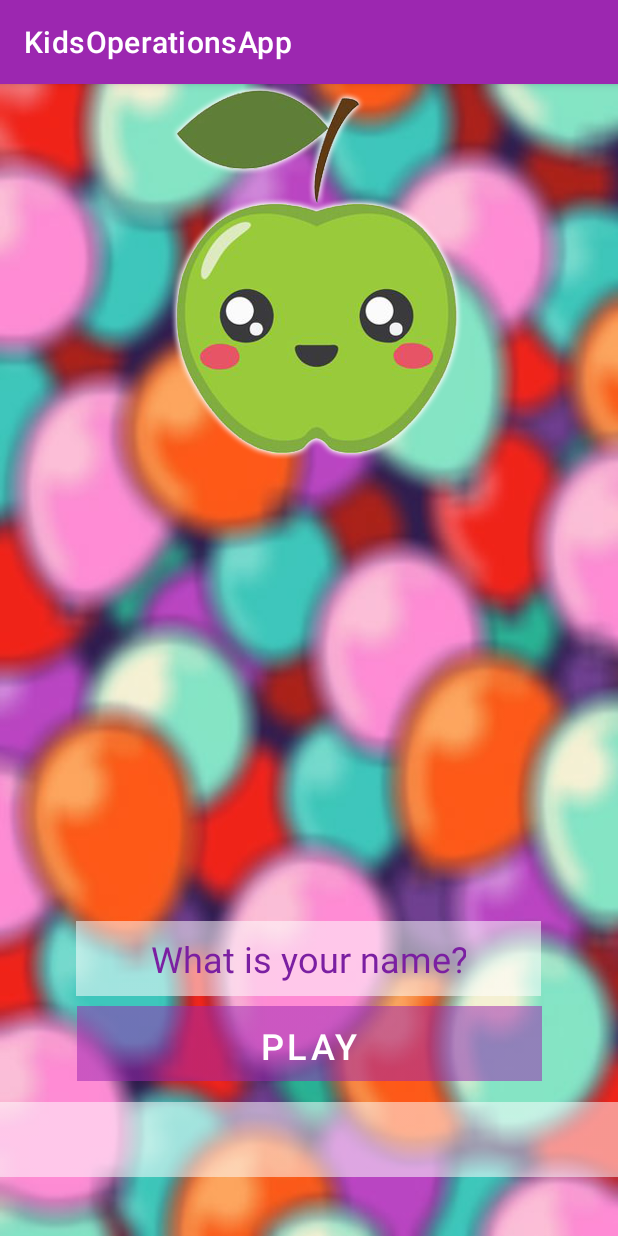
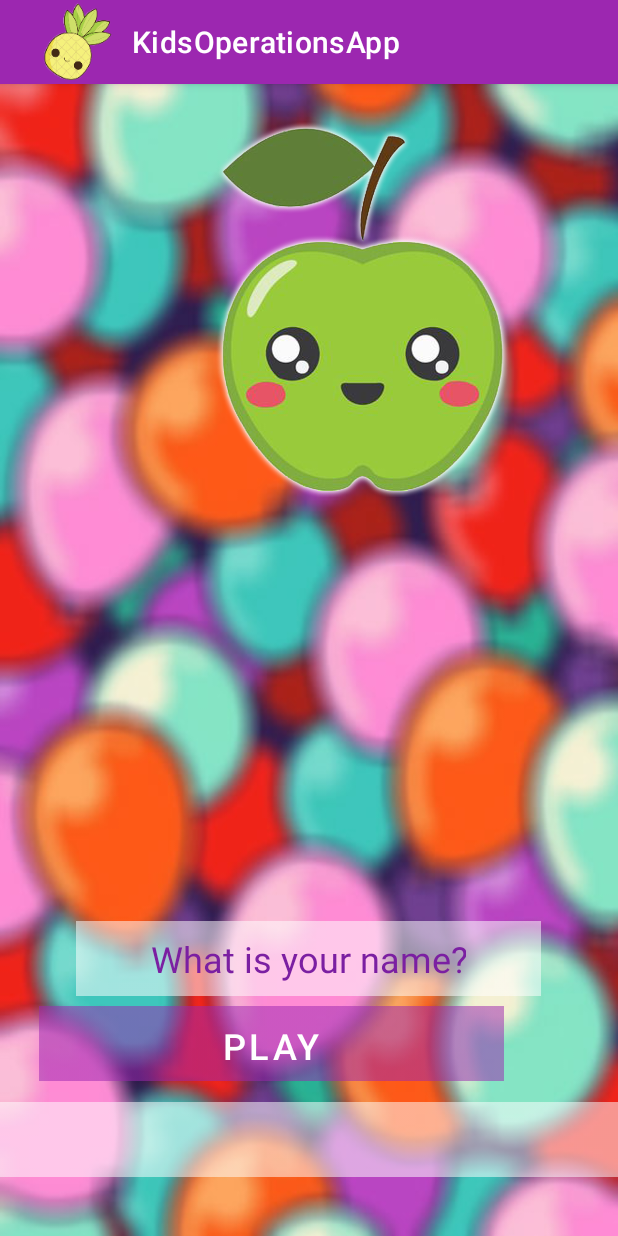
Before and after one commit to YassineMarroun/BuildingAndroid2.0, an Android app: the screen it shows after launch (MainActivity), on a phone screen of 412 x 824 dp. Run offline under Robolectric (Android 15) with nearby library versions, the phone set to English and light mode, and no system bars.

Commit message:
Starting to code the logic side

```diff
--- a/01.KidsOperationsApp/app/src/main/java/com/yassine/kidsoperationsapp/MainActivity.kt
+++ b/01.KidsOperationsApp/app/src/main/java/com/yassine/kidsoperationsapp/MainActivity.kt
@@ -2,10 +2,43 @@ package com.yassine.kidsoperationsapp
 
 import androidx.appcompat.app.AppCompatActivity
 import android.os.Bundle
+import android.widget.EditText
+import android.widget.ImageView
+import android.widget.TextView
 
 class MainActivity : AppCompatActivity() {
+
+
+
     override fun onCreate(savedInstanceState: Bundle?) {
         super.onCreate(savedInstanceState)
         setContentView(R.layout.activity_main)
+
+        var ivCharacter = findViewById<ImageView>(R.id.imageView_Character)
+        var etName = findViewById<EditText>(R.id.txt_name)
+        var tvBestScore = findViewById<TextView>(R.id.textView_BestScore)
+
+        supportActionBar?.setDisplayShowHomeEnabled(true)
+        supportActionBar?.setIcon(R.mipmap.ic_launcher)
+
+        var randomNumber = Math.random() * 10
+        var id: Int
+
+        if (randomNumber == 0.toDouble() || randomNumber == 10.toDouble()) {
+            id = resources.getIdentifier("mango", "drawable", packageName)
+            ivCharacter.setImageResource(id)
+        } else if (randomNumber == 1.toDouble() || randomNumber == 9.toDouble()) {
+            id = resources.getIdentifier("fresa", "drawable", packageName)
+            ivCharacter.setImageResource(id)
+        } else if (randomNumber == 2.toDouble() || randomNumber == 8.toDouble()) {
+            id = resources.getIdentifier("manzana", "drawable", packageName)
+            ivCharacter.setImageResource(id)
+        } else if (randomNumber == 3.toDouble() || randomNumber == 7.toDouble()) {
+            id = resources.getIdentifier("sandia", "drawable", packageName)
+            ivCharacter.setImageResource(id)
+        } else if (randomNumber == 4.toDouble() || randomNumber == 5.toDouble() || randomNumber == 6.toDouble()) {
+            id = resources.getIdentifier("mango", "drawable", packageName)
+            ivCharacter.setImageResource(id)
+        }
     }
 }
--- a/01.KidsOperationsApp/app/src/main/res/layout/activity_main.xml
+++ b/01.KidsOperationsApp/app/src/main/res/layout/activity_main.xml
@@ -14,8 +14,8 @@
         android:layout_alignParentTop="true"
         android:layout_alignParentEnd="true"
         android:layout_centerInParent="true"
-        android:layout_marginTop="0dp"
-        android:layout_marginEnd="80dp"
+        android:layout_marginTop="25dp"
+        android:layout_marginEnd="49dp"
         android:contentDescription="@string/app_name"
         app:srcCompat="@drawable/manzana"
         tools:ignore="ImageContrastCheck" />
@@ -25,10 +25,12 @@
         android:layout_width="310dp"
         android:layout_height="50dp"
         android:layout_alignParentBottom="true"
-        android:layout_centerHorizontal="true"
+        android:layout_centerInParent="true"
+        android:layout_centerVertical="true"
         android:layout_marginBottom="160dp"
         android:background="@drawable/fondoet"
         android:ems="10"
+        android:gravity="center_vertical"
         android:hint="@string/et_name"
         android:importantForAutofill="no"
         android:inputType="textPersonName"
@@ -45,8 +47,8 @@
         android:layout_height="50dp"
         android:layout_alignParentStart="true"
         android:layout_alignParentBottom="true"
-        android:layout_centerHorizontal="true"
-        android:layout_marginStart="51dp"
+        android:layout_centerInParent="true"
+        android:layout_marginStart="26dp"
         android:layout_marginBottom="103dp"
         android:background="@drawable/fondoboton"
         android:text="@string/button"
@@ -54,7 +56,7 @@
         android:textSize="24sp" />
 
     <TextView
-        android:id="@+id/textView_BstSocre"
+        android:id="@+id/textView_BestScore"
         android:layout_width="match_parent"
         android:layout_height="50dp"
         android:layout_alignParentBottom="true"
```
Also changed, not shown: 1 other file.
